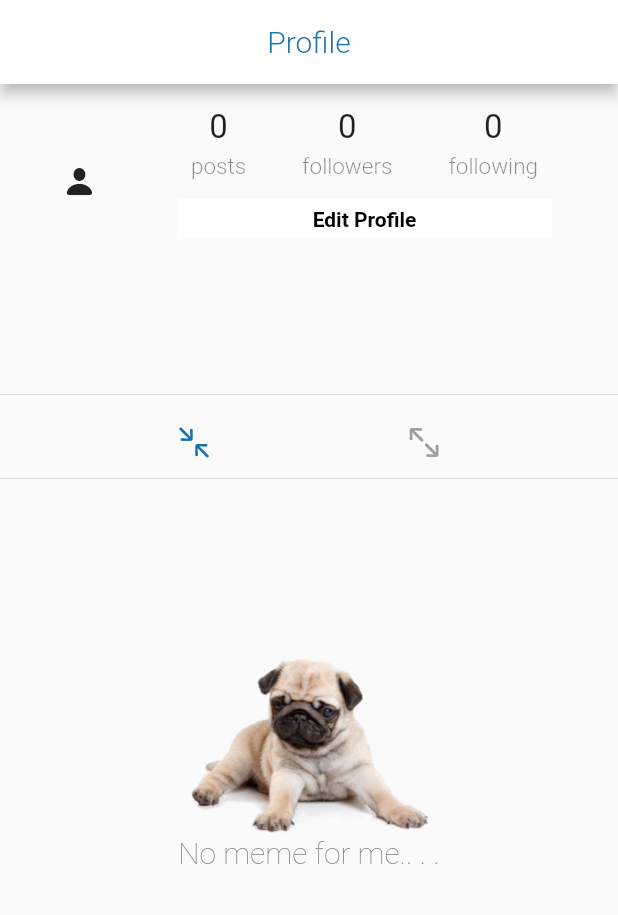
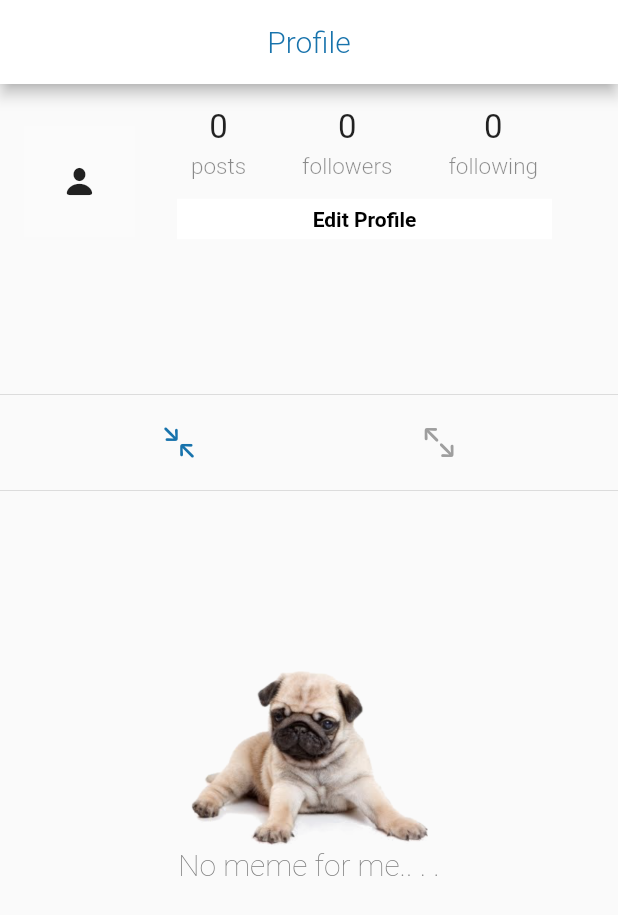
Before and after one commit to vorishirne/instagram-dogy, a Flutter app: the Profile screen opened directly, on a phone screen of 412 x 824 dp. Shown: the top 915 px of the screen. Run offline on Flutter 3.47's test engine with Material 2 defaults, Android fonts, the phone set to English and light mode, and no system bars; drawn by our look-alikes of cached_network_image; our stand-ins replace cloud_firestore, firebase_auth, firebase_storage, flushbar, flutter_signin_button, font_awesome_flutter and 7 more; missing offline and left inert: animator, cached_video_player, flutter_video_compress, transformer_page_view; accounts and stored records are empty; network calls fail; statements that could not run were skipped.

Commit message:
without timeline; touched

```diff
--- a/lib/pages/activity_feed.dart
+++ b/lib/pages/activity_feed.dart
@@ -185,6 +185,7 @@ class ActivityFeedItem extends StatelessWidget {
 }
 
 showProfile(BuildContext context, {String profileId}) {
+  Navigator.of(context).popUntil((route) => route.isFirst);
   Navigator.push(
     context,
     MaterialPageRoute(
--- a/lib/pages/profile.dart
+++ b/lib/pages/profile.dart
@@ -23,6 +23,7 @@ class Profile extends StatefulWidget {
 class _ProfileState extends State<Profile>
     with AutomaticKeepAliveClientMixin<Profile> {
   final String currentUserId = currentUser?.id;
+
   String postOrientation = "grid";
   bool isFollowing = false;
   bool isLoading = false;
@@ -53,38 +54,41 @@ class _ProfileState extends State<Profile>
   }
 
   getFollowers() async {
-    QuerySnapshot snapshot = await followersRef
+    followersRef
         .document(widget.profileId)
         .collection('userFollowers')
-        .getDocuments();
+        .snapshots()
+        .listen((event) {
       setState(() {
-      followerCount = snapshot.documents.length;
+        followerCount = event.documents.length;
+      });
     });
   }
 
   getFollowing() async {
-    QuerySnapshot snapshot = await followingRef
+    followingRef
         .document(widget.profileId)
         .collection('userFollowing')
-        .getDocuments();
+        .snapshots()
+        .listen((event) {
       setState(() {
-      followingCount = snapshot.documents.length;
+        print("olka");
+        followingCount = event.documents.length;
+      });
     });
   }
 
   getProfilePosts() async {
-    setState(() {
-      isLoading = true;
-    });
-    QuerySnapshot snapshot = await postsRef
+    postsRef
         .document(widget.profileId)
         .collection('userPosts')
-        .orderBy('timestamp', descending: true)
-        .getDocuments();
+
+        .snapshots()
+        .listen((event) {
       setState(() {
-      isLoading = false;
-      postCount = snapshot.documents.length;
-      tempflrcount = postCount;
+        print("i made a mistake");
+        postCount = event.documents.length;
+      });
     });
   }
 
@@ -248,6 +252,7 @@ class _ProfileState extends State<Profile>
             ); //cll
           }
           User user = User.fromDocument(snapshot.data);
+          print("ole ole ole");
           return Padding(
             padding: EdgeInsets.all(16.0),
             child: Column(
@@ -332,9 +337,25 @@ class _ProfileState extends State<Profile>
   }
 
   buildProfilePosts() {
-    if (postCount == -1) {
+    //return Text("");
+    return StreamBuilder(
+        stream: postsRef
+            .document(widget.profileId)
+            .collection('userPosts')
+            .orderBy('timestamp', descending: true)
+            .snapshots(),
+        builder: (context, snapshot) {
+          if (!snapshot.hasData) {
             return circularProgress();
-    } else if (postCount == 0) {
+          } else {
+            tempflrcount = snapshot.data.documents.length;
+            print("okhla");
+//            WidgetsBinding.instance.addPostFrameCallback((_) {
+//              setState(() {
+//                postCount = tempflrcount;
+//              });
+//            });
+            if (tempflrcount == 0) {
               final Size size = MediaQuery.of(context).size;
               return Padding(
                 padding: EdgeInsets.only(top: 120),
@@ -358,18 +379,7 @@ class _ProfileState extends State<Profile>
                   ),
                 ),
               );
-    } else {
-      return StreamBuilder(
-          stream: postsRef
-              .document(widget.profileId)
-              .collection('userPosts')
-              .orderBy('timestamp', descending: true)
-              .snapshots(),
-          builder: (context, snapshot) {
-            if (!snapshot.hasData) {
-              return circularProgress();
-            } else {
-              tempflrcount = snapshot.data.documents.length;
+            }
             if (postOrientation == "grid") {
               List<GridTile> gridTiles = [];
               snapshot.data.documents.forEach((post) {
@@ -395,12 +405,11 @@ class _ProfileState extends State<Profile>
           }
         });
   }
-  }
 
   setPostOrientation(String postOrientation) {
     setState(() {
       this.postOrientation = postOrientation;
-      postCount = tempflrcount;
+      //postCount = tempflrcount;
     });
   }
 
@@ -408,20 +417,24 @@ class _ProfileState extends State<Profile>
     return Row(
       mainAxisAlignment: MainAxisAlignment.spaceEvenly,
       children: <Widget>[
-        IconButton(
+        Padding(
+            padding: EdgeInsets.only(left: 30, right: 30, bottom: 8),
+            child: IconButton(
               onPressed: () => setPostOrientation("grid"),
               icon: Icon(CupertinoIcons.fullscreen_exit),
               color: postOrientation == 'grid'
                   ? Color.fromRGBO(24, 115, 172, 1)
                   : Colors.grey,
-        ),
-        IconButton(
+            )),
+        Padding(
+            padding: EdgeInsets.only(left: 30, right: 30, bottom: 8),
+            child: IconButton(
               onPressed: () => setPostOrientation("list"),
               icon: Icon(CupertinoIcons.fullscreen),
               color: postOrientation == 'list'
                   ? Color.fromRGBO(24, 115, 172, 1)
                   : Colors.grey,
-        ),
+            )),
       ],
     );
   }
--- a/lib/widgets/post.dart
+++ b/lib/widgets/post.dart
@@ -31,7 +31,8 @@ class Post extends StatefulWidget {
       this.mediaUrl,
       this.likes,
       this.addDivider = false,
-      this.masterContext});
+      this.masterContext}):super(key: UniqueKey())
+      ;
 
   factory Post.fromDocument(DocumentSnapshot doc,
       {bool addDivider = false, BuildContext masterContext}) {
@@ -110,7 +111,9 @@ class _PostState extends State<Post> {
         }
         User user = User.fromDocument(snapshot.data);
         bool isPostOwner = currentUserId == ownerId;
-        return ListTile(
+        return GestureDetector(
+            onTap: () => showProfile(context, profileId: user.id),
+        child: ListTile(
           leading: CachedNetworkImage(
               imageUrl:
                   user.photoUrl ?? "https://www.asjfkfhdgihdknjskdjfeid.com",
@@ -118,20 +121,20 @@ class _PostState extends State<Post> {
                     backgroundColor: Colors.grey,
                     backgroundImage: imageProvider,
                   ),
-              errorWidget: (context, url, error) => new Icon(
+              errorWidget: (context, url, error) => Padding(
+                  padding: EdgeInsets.all(12),
+                  child: Icon(
                     CupertinoIcons.person_solid,
-                    size: 20,
-                  )),
-          title: GestureDetector(
-            onTap: () => showProfile(context, profileId: user.id),
-            child: Text(
+                    color: Colors.black,
+                  ))),
+          title: Text(
               user.username,
               style: TextStyle(
                 color: Color.fromRGBO(24, 115, 172, 1),
                 fontWeight: FontWeight.bold,
               ),
             ),
-          ),
+
           subtitle: Text(location),
           trailing: isPostOwner
               ? IconButton(
@@ -139,7 +142,7 @@ class _PostState extends State<Post> {
                   icon: Icon(Icons.more_vert),
                 )
               : Text(''),
-        );
+        ));
       },
     );
   }
@@ -308,9 +311,7 @@ class _PostState extends State<Post> {
       child: Stack(
         alignment: Alignment.center,
         children: <Widget>[
-          vid
-              ? v
-              : cachedNetworkImage(mediaUrl),
+          vid ? v : cachedNetworkImage(mediaUrl),
           showHeart
               ? Animator(
                   duration: Duration(milliseconds: 300),
@@ -478,8 +479,7 @@ class _VideoItemState extends State<VideoItem> {
                 aspectRatio: _controller.value.aspectRatio,
                 // Use the VideoPlayer widget to display the video.
                 child: CachedVideoPlayer(_controller),
-              )
-              ,
+              ),
               onTap: () {
                 // Wrap the play or pause in a call to `setState`. This ensures the
                 // correct icon is shown
```
Lines whose indentation alone changed are shown as unchanged.
